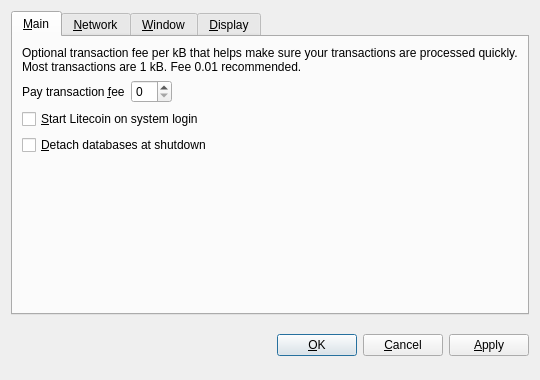
This is src/qt/forms/optionsdialog.ui in Cryptcollector/litecoin-0.6.3-ARG as Qt 5 draws it before an edit. The edited form follows.
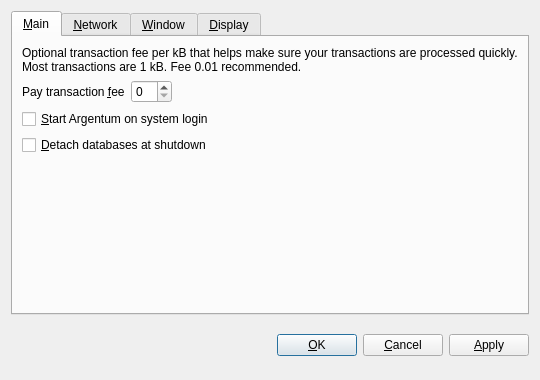
This is the edited form. The open tabs and pages were chosen to show the change. Custom widgets are drawn as their Qt base class.

```diff
--- a/src/qt/forms/optionsdialog.ui
+++ b/src/qt/forms/optionsdialog.ui
@@ -82,7 +82,7 @@
           <string>Automatically start Litecoin after logging in to the system.</string>
          </property>
          <property name="text">
-          <string>&amp;Start Litecoin on system login</string>
+          <string>&amp;Start Argentum on system login</string>
          </property>
         </widget>
        </item>
```
Left out of the diff: 10 changed lines with no effect on the pictures.
